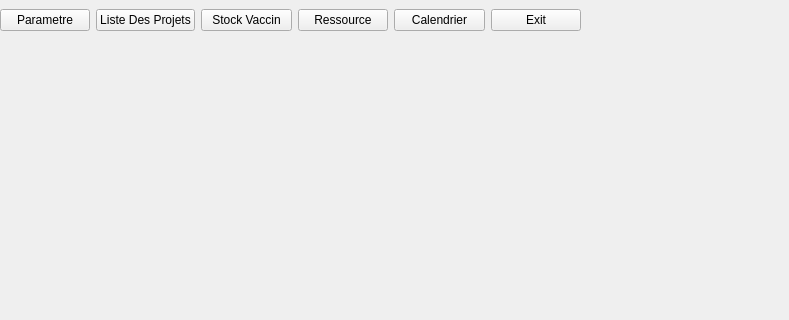
ProjetCPP-S2-2A15/projetcpp2a15-vaccicare, file mainwindow.ui: the form before one commit; both pictures show x 0 to 789 and y 0 to 320 of the 1196 by 727 pixel window.
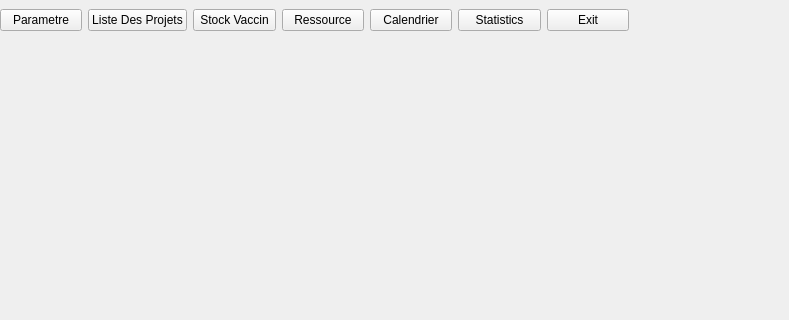
The form after the commit.

```diff
--- a/mainwindow.ui
+++ b/mainwindow.ui
@@ -19,7 +19,7 @@
      <rect>
       <x>0</x>
       <y>0</y>
-      <width>581</width>
+      <width>629</width>
       <height>41</height>
      </rect>
     </property>
@@ -59,6 +59,13 @@
        </property>
       </widget>
      </item>
+     <item>
+      <widget class="QPushButton" name="ButtonStatistique">
+       <property name="text">
+        <string>Statistics</string>
+       </property>
+      </widget>
+     </item>
      <item>
       <widget class="QPushButton" name="ButtonExit">
        <property name="text">
```
